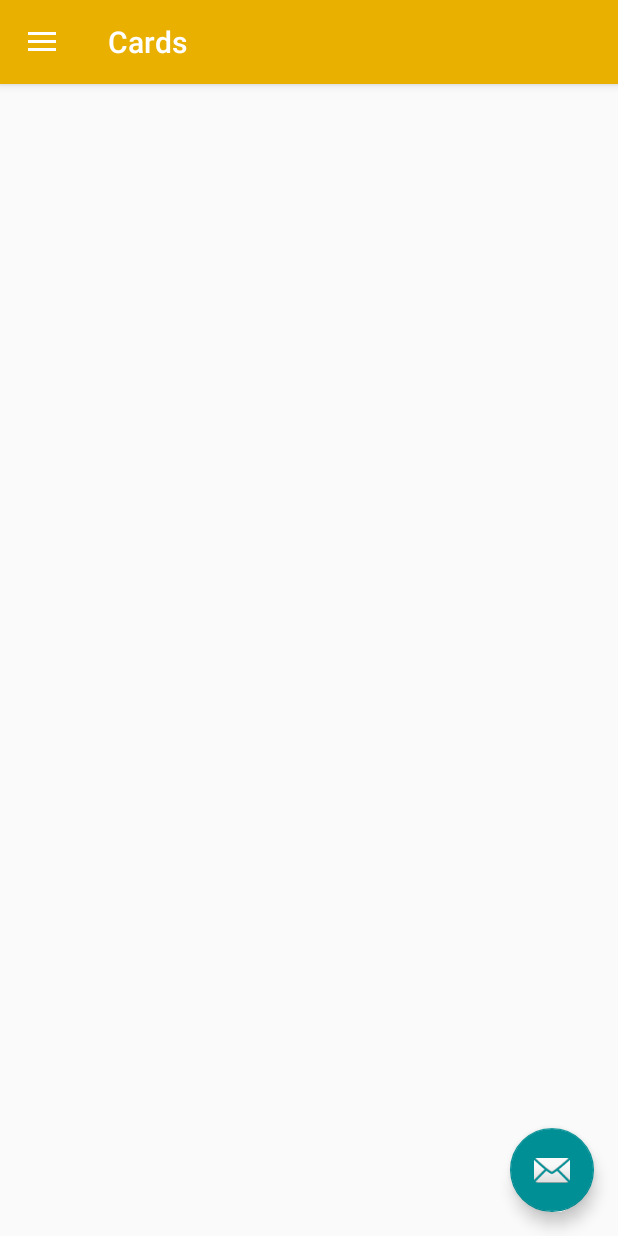
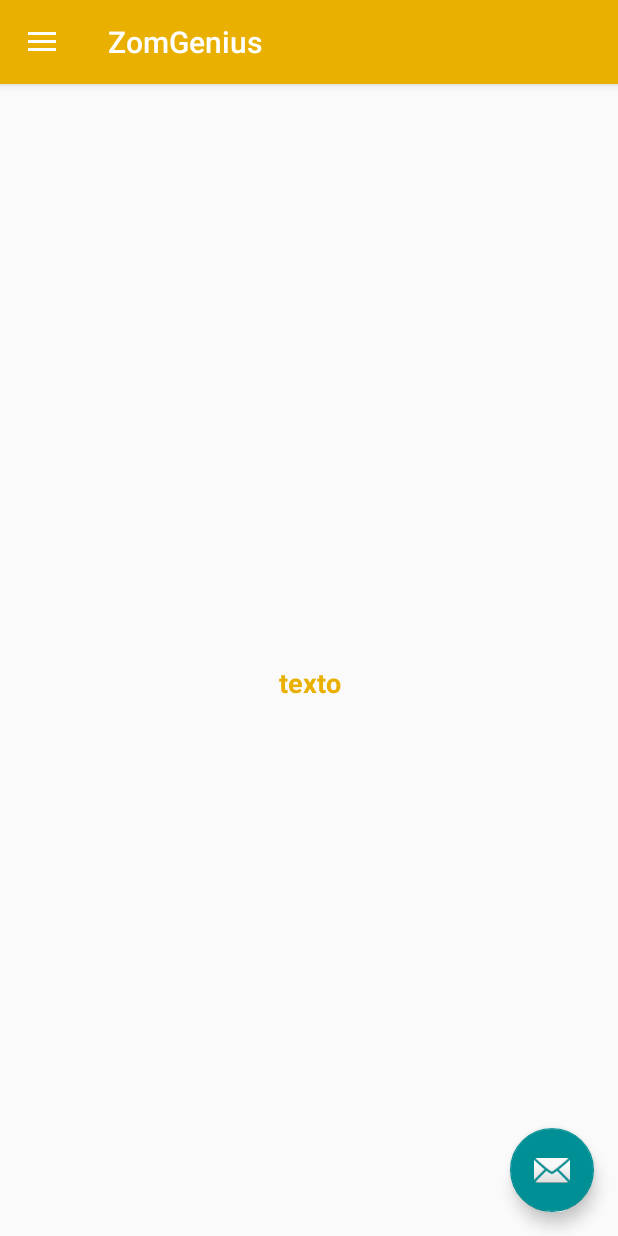
Before and after one commit to anderson-matheus/samsung-challenge, an Android app: the HomeNavigationActivity screen opened directly, with no data from a screen before it, after a tap on "Cards", on a phone screen of 412 x 824 dp. Run offline under Robolectric (Android 15) with nearby library versions, the phone set to English and light mode, and no system bars; 1 statement that could not run was skipped; 2 other taps on this screen came first.

Commit message:
Implementando fragments no projeto

```diff
--- /dev/null
+++ b/app/src/main/java/android/curso/samsungchallenge/fragment/BaseFragment.java
@@ -0,0 +1,32 @@
+package android.curso.samsungchallenge.fragment;
+
+import android.content.Context;
+import android.net.Uri;
+import android.os.Bundle;
+import android.support.v4.app.Fragment;
+import android.view.LayoutInflater;
+import android.view.View;
+import android.view.ViewGroup;
+
+import android.curso.samsungchallenge.R;
+
+public class BaseFragment extends Fragment {
+
+    View view;
+
+    public BaseFragment() {
+    }
+
+    @Override
+    public void onCreate(Bundle savedInstanceState) {
+        super.onCreate(savedInstanceState);
+    }
+
+    @Override
+    public View onCreateView(LayoutInflater inflater, ViewGroup container,
+                             Bundle savedInstanceState) {
+
+        view = inflater.inflate(R.layout.fragment_base, container, false);
+        return view;
+    }
+}
--- a/app/src/main/java/android/curso/samsungchallenge/view/HomeNavigationActivity.java
+++ b/app/src/main/java/android/curso/samsungchallenge/view/HomeNavigationActivity.java
@@ -1,12 +1,11 @@
 package android.curso.samsungchallenge.view;
 
 import android.curso.samsungchallenge.R;
-import android.curso.samsungchallenge.view.CardActivity;
+import android.curso.samsungchallenge.fragment.BaseFragment;
 import android.os.Bundle;
 import android.support.design.widget.FloatingActionButton;
 import android.support.design.widget.Snackbar;
-import android.support.v4.app.Fragment;
-import android.support.v4.app.FragmentTransaction;
+import android.support.v4.app.FragmentManager;
 import android.view.View;
 import android.support.design.widget.NavigationView;
 import android.support.v4.view.GravityCompat;
@@ -19,6 +18,8 @@
 
 public class HomeNavigationActivity extends AppCompatActivity
         implements NavigationView.OnNavigationItemSelectedListener {
+
+    FragmentManager fragmentManager;
 
     @Override
     protected void onCreate(Bundle savedInstanceState) {
@@ -44,6 +45,9 @@
 
         NavigationView navigationView = (NavigationView) findViewById(R.id.nav_view);
         navigationView.setNavigationItemSelectedListener(this);
+
+        fragmentManager = getSupportFragmentManager();
+        fragmentManager.beginTransaction().replace(R.id.content_fragment, new BaseFragment()).commit();
     }
 
     @Override
@@ -78,35 +82,14 @@
         return super.onOptionsItemSelected(item);
     }
 
-    private void displaySelectedScreen(int id) {
-        Fragment fragment = null;
-
-        switch (id) {
-            case R.id.nav_card:
-                fragment = new CardActivity();
-                break;
-            default:
-                fragment = new CardActivity();
-                break;
-        }
-
-        if (fragment != null) {
-            FragmentTransaction ft = getSupportFragmentManager().beginTransaction();
-            ft.replace(R.id.drawer_layout, fragment);
-            ft.commit();
-        }
-
-        DrawerLayout drawer = (DrawerLayout) findViewById(R.id.drawer_layout);
-        drawer.closeDrawer(GravityCompat.START);
-    }
-
     @SuppressWarnings("StatementWithEmptyBody")
     @Override
     public boolean onNavigationItemSelected(MenuItem item) {
         // Handle navigation view item clicks here.
         int id = item.getItemId();
 
-        displaySelectedScreen(id);
+        DrawerLayout drawer = (DrawerLayout) findViewById(R.id.drawer_layout);
+        drawer.closeDrawer(GravityCompat.START);
         return true;
     }
 }
--- a/app/src/main/res/layout/content_home_navigation.xml
+++ b/app/src/main/res/layout/content_home_navigation.xml
@@ -8,4 +8,14 @@
     tools:context=".view.HomeNavigationActivity"
     tools:showIn="@layout/app_bar_home_navigation">
 
+    <LinearLayout
+        android:id="@+id/content_fragment"
+        android:layout_width="0dp"
+        android:layout_height="0dp"
+        android:orientation="vertical"
+        app:layout_constraintBottom_toBottomOf="parent"
+        app:layout_constraintEnd_toEndOf="parent"
+        app:layout_constraintStart_toStartOf="parent"
+        app:layout_constraintTop_toTopOf="parent" />
+
 </android.support.constraint.ConstraintLayout>
--- /dev/null
+++ b/app/src/main/res/layout/fragment_base.xml
@@ -0,0 +1,18 @@
+<?xml version="1.0" encoding="utf-8"?>
+<FrameLayout xmlns:android="http://schemas.android.com/apk/res/android"
+    xmlns:tools="http://schemas.android.com/tools"
+    android:layout_width="match_parent"
+    android:layout_height="match_parent"
+    tools:context=".fragment.BaseFragment">
+
+    <TextView
+        android:layout_width="match_parent"
+        android:layout_height="match_parent"
+        android:layout_marginTop="30sp"
+        android:gravity="center"
+        android:text="texto"
+        android:textColor="@color/colorPrimary"
+        android:textSize="18sp"
+        android:textStyle="bold" />
+
+</FrameLayout>
--- a/app/src/main/res/values/strings.xml
+++ b/app/src/main/res/values/strings.xml
@@ -11,4 +11,7 @@
     <string name="nav_header_subtitle">android.studio@android.com</string>
     <string name="nav_header_desc">Navigation header</string>
     <string name="action_settings">Settings</string>
+
+    <!-- TODO: Remove or change this placeholder text -->
+    <string name="hello_blank_fragment">Hello blank fragment</string>
 </resources>
```
